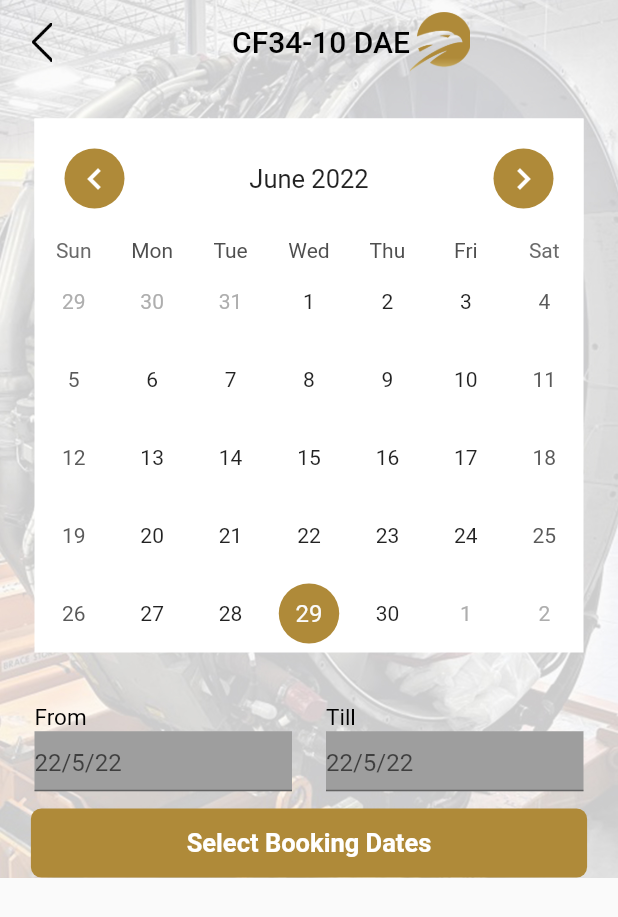
After one commit to UmaiZ/stande_aero, a Flutter app: the stand_booking screen opened directly, on a phone screen of 412 x 824 dp. The commit adds this screen. Shown: the top 917 px of the screen. Run offline on Flutter 3.47's test engine with Material 2 defaults, Android fonts, the light colour scheme and no system bars; drawn by our look-alikes of table_calendar; our stand-ins replace carousel_slider, get.

Commit message:
standing  Booking Details  Completed

```diff
--- a/lib/screens/booking/booking.dart
+++ b/lib/screens/booking/booking.dart
@@ -2,7 +2,9 @@
 
 import 'package:flutter/material.dart';
 import 'package:carousel_slider/carousel_slider.dart';
+import 'package:get/get.dart';
 import 'package:stande_aero/helper/colors.dart';
+import 'package:stande_aero/screens/booking/engine_stand_booking.dart';
 import 'package:table_calendar/table_calendar.dart';
 
 class booking extends StatelessWidget {
@@ -150,7 +152,11 @@ class booking extends StatelessWidget {
                     ),
                   ),
                 ),
-                Container(
+                GestureDetector(
+                  onTap: () {
+                    Get.to(stand_booking());
+                  },
+                  child: Container(
                     width: res_width * 0.9,
                     decoration: BoxDecoration(
                         color: Color(0xffaf8a39),
@@ -164,6 +170,7 @@ class booking extends StatelessWidget {
                               color: Colors.white,
                               fontWeight: FontWeight.bold,
                               fontSize: 17),
+                        ),
                       ),
                     ),
                   ),
--- /dev/null
+++ b/lib/screens/booking/engine_stand_booking.dart
@@ -0,0 +1,182 @@
+import 'package:flutter/material.dart';
+import 'package:stande_aero/helper/colors.dart';
+import 'package:table_calendar/table_calendar.dart';
+
+class stand_booking extends StatelessWidget {
+  const stand_booking({Key? key}) : super(key: key);
+
+  @override
+  Widget build(BuildContext context) {
+    double res_width = MediaQuery.of(context).size.width;
+    double res_height = MediaQuery.of(context).size.height;
+    double pad = 23.0;
+    return Scaffold(
+      appBar: AppBar(
+        automaticallyImplyLeading: false,
+        backgroundColor: Colors.transparent,
+        elevation: 0,
+        centerTitle: true,
+        leading: GestureDetector(
+          behavior: HitTestBehavior.translucent,
+          onTap: () {
+            Navigator.pop(context);
+            // _key.currentState!.openDrawer();
+          },
+          child: Padding(
+            padding: const EdgeInsets.all(15),
+            child: Container(
+                width: 25,
+                child: Image.asset(
+                  'assets/slicing/Untitled-3.png',
+                )),
+          ),
+        ),
+        title: Row(
+          mainAxisAlignment: MainAxisAlignment.center,
+          children: [
+            Text(
+              'CF34-10 DAE',
+              style: TextStyle(color: Colors.black),
+            ),
+            Container(
+                width: 40,
+                height: 40,
+                child: Image.asset('assets/slicing/Untitled-4.png',
+                    fit: BoxFit.cover)),
+          ],
+        ),
+      ),
+      extendBodyBehindAppBar: true,
+      body: Container(
+        width: double.infinity,
+        // height:  double.infinity,
+        decoration: BoxDecoration(
+          image: DecorationImage(
+            image: AssetImage("assets/slicing/Untitled-46.jpg"),
+            fit: BoxFit.cover,
+          ),
+        ),
+        child: SafeArea(
+          child: SingleChildScrollView(
+            child: Column(
+              children: [
+                // custum_Slider(res_width: res_width),
+
+                Padding(
+                  padding: EdgeInsets.all(pad),
+                  child: Container(
+                    decoration: BoxDecoration(color: Colors.white),
+                    child: TableCalendar(
+                      // daysOfWeekVisible: false,
+
+                      calendarStyle: CalendarStyle(
+                          todayDecoration: BoxDecoration(
+                              color: kPrimaryColor,
+                              borderRadius: BorderRadius.circular(50)),
+                          selectedDecoration:
+                              BoxDecoration(color: kPrimaryColor)),
+                      // calendarFormat: false,
+                      headerStyle: HeaderStyle(
+                          formatButtonVisible: false,
+                          titleCentered: true,
+                          leftChevronIcon: CircleAvatar(
+                            backgroundColor: kPrimaryColor,
+                            child: Icon(
+                              Icons.chevron_left,
+                              color: Colors.white,
+                              size: 28,
+                            ),
+                          ),
+                          rightChevronIcon: CircleAvatar(
+                            backgroundColor: kPrimaryColor,
+                            child: Icon(
+                              Icons.chevron_right,
+                              color: Colors.white,
+                              size: 28,
+                            ),
+                          ),
+                          decoration: BoxDecoration(color: Colors.white)),
+                      firstDay: DateTime.utc(2010, 10, 16),
+                      lastDay: DateTime.utc(2030, 3, 14),
+                      focusedDay: DateTime.now(),
+                    ),
+                  ),
+                ),
+                Padding(
+                  padding:
+                      EdgeInsets.symmetric(horizontal: pad, vertical: pad / 2),
+                  child: Row(
+                    mainAxisAlignment: MainAxisAlignment.spaceBetween,
+                    children: [
+                      Column(
+                        crossAxisAlignment: CrossAxisAlignment.start,
+                        children: [
+                          Text(
+                            'From',
+                            style: TextStyle(
+                              color: Colors.black,
+                              fontSize: 15,
+                            ),
+                          ),
+                          Container(
+                            height: 40,
+                            width: res_width / 2.4,
+                            decoration: BoxDecoration(color: Colors.grey),
+                            child: TextField(
+                              decoration: InputDecoration(hintText: "22/5/22"),
+                              keyboardType: TextInputType.datetime,
+                            ),
+                          )
+                        ],
+                      ),
+                      Column(
+                        crossAxisAlignment: CrossAxisAlignment.start,
+                        children: [
+                          Text(
+                            "Till",
+                            style: TextStyle(fontSize: 15, color: Colors.black),
+                          ),
+                          Container(
+                            height: 40,
+                            width: res_width / 2.4,
+                            decoration: BoxDecoration(color: Colors.grey),
+                            child: TextField(
+                              decoration: InputDecoration(hintText: "22/5/22"),
+                              keyboardType: TextInputType.datetime,
+                            ),
+                          )
+                        ],
+                      ),
+                      // Text(
+                      //   'Miami, Florida',
+                      //   style: TextStyle(color: Colors.black),
+                      // ),
+                    ],
+                  ),
+                ),
+                Container(
+                  width: res_width * 0.9,
+                  decoration: BoxDecoration(
+                      color: Color(0xffaf8a39),
+                      borderRadius: BorderRadius.all(Radius.circular(7))),
+                  child: Padding(
+                    padding: EdgeInsets.all(13.0),
+                    child: Center(
+                      child: Text(
+                        'Select Booking Dates',
+                        style: TextStyle(
+                            color: Colors.white,
+                            fontWeight: FontWeight.bold,
+                            fontSize: 17),
+                      ),
+                    ),
+                  ),
+                ),
+              ],
+            ),
+          ),
+        ),
+      ),
+    );
+  }
+}
```
Lines whose indentation alone changed are shown as unchanged.
